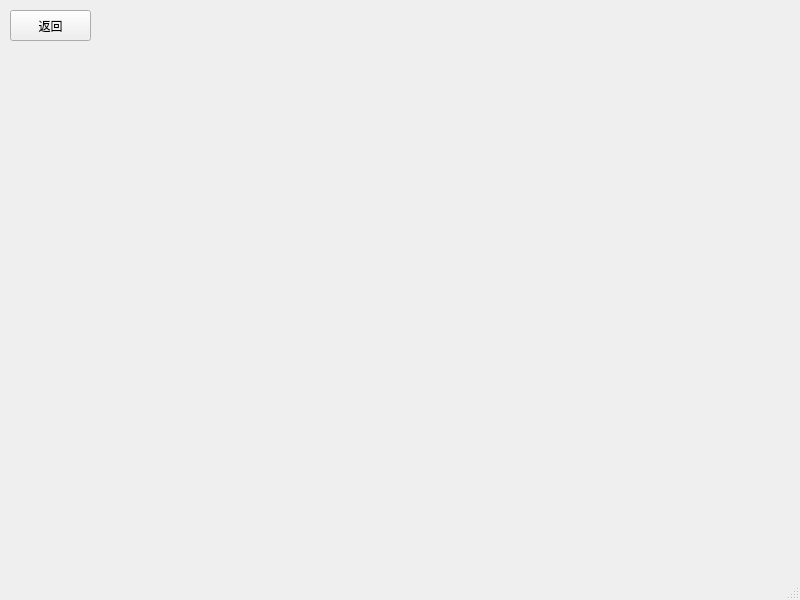
hjwforever/LinkGame, file set_ui.ui: the form before one commit.
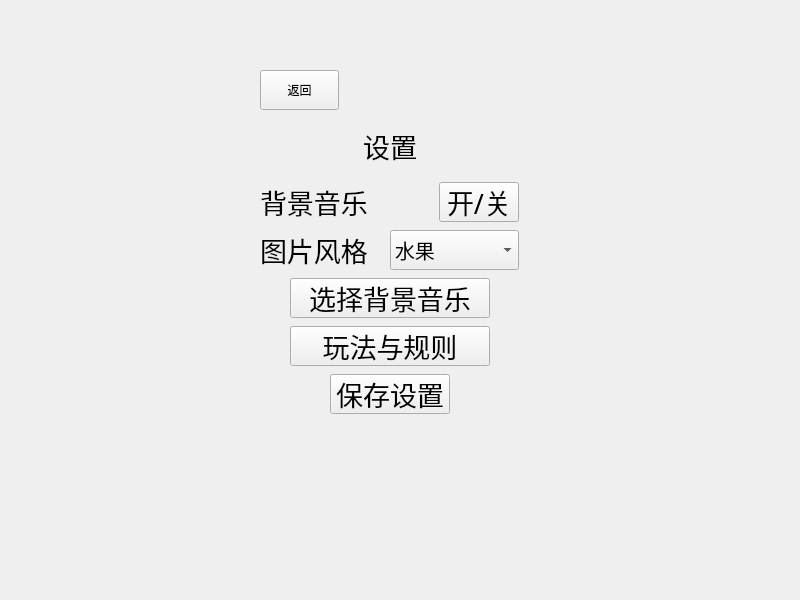
The form after the commit.

Commit message: 陈庆洋添加了  设置界面  的组件

```diff
--- a/set_ui.ui
+++ b/set_ui.ui
@@ -14,31 +14,463 @@
    <string>MainWindow</string>
   </property>
   <widget class="QWidget" name="centralwidget">
-   <widget class="QPushButton" name="returnButton">
+   <widget class="QWidget" name="">
     <property name="geometry">
      <rect>
-      <x>10</x>
-      <y>10</y>
-      <width>81</width>
-      <height>31</height>
+      <x>260</x>
+      <y>70</y>
+      <width>259</width>
+      <height>344</height>
      </rect>
     </property>
-    <property name="text">
-     <string>返回</string>
-    </property>
+    <layout class="QVBoxLayout" name="verticalLayout">
+     <property name="spacing">
+      <number>8</number>
+     </property>
+     <item>
+      <layout class="QHBoxLayout" name="horizontalLayout_7">
+       <property name="spacing">
+        <number>0</number>
+       </property>
+       <item>
+        <widget class="QPushButton" name="returnButton">
+         <property name="sizePolicy">
+          <sizepolicy hsizetype="Fixed" vsizetype="Fixed">
+           <horstretch>0</horstretch>
+           <verstretch>0</verstretch>
+          </sizepolicy>
+         </property>
+         <property name="minimumSize">
+          <size>
+           <width>60</width>
+           <height>40</height>
+          </size>
+         </property>
+         <property name="maximumSize">
+          <size>
+           <width>16777215</width>
+           <height>40</height>
+          </size>
+         </property>
+         <property name="text">
+          <string>返回</string>
+         </property>
+        </widget>
+       </item>
+       <item>
+        <spacer name="horizontalSpacer_10">
+         <property name="orientation">
+          <enum>Qt::Horizontal</enum>
+         </property>
+         <property name="sizeHint" stdset="0">
+          <size>
+           <width>180</width>
+           <height>40</height>
+          </size>
+         </property>
+        </spacer>
+       </item>
+      </layout>
+     </item>
+     <item>
+      <layout class="QHBoxLayout" name="horizontalLayout_6">
+       <property name="spacing">
+        <number>0</number>
+       </property>
+       <item>
+        <spacer name="horizontalSpacer_8">
+         <property name="orientation">
+          <enum>Qt::Horizontal</enum>
+         </property>
+         <property name="sizeHint" stdset="0">
+          <size>
+           <width>50</width>
+           <height>40</height>
+          </size>
+         </property>
+        </spacer>
+       </item>
+       <item>
+        <widget class="QLabel" name="set_label">
+         <property name="font">
+          <font>
+           <family>楷体</family>
+           <pointsize>20</pointsize>
+          </font>
+         </property>
+         <property name="text">
+          <string>设置</string>
+         </property>
+         <property name="alignment">
+          <set>Qt::AlignCenter</set>
+         </property>
+        </widget>
+       </item>
+       <item>
+        <spacer name="horizontalSpacer_9">
+         <property name="orientation">
+          <enum>Qt::Horizontal</enum>
+         </property>
+         <property name="sizeHint" stdset="0">
+          <size>
+           <width>50</width>
+           <height>40</height>
+          </size>
+         </property>
+        </spacer>
+       </item>
+      </layout>
+     </item>
+     <item>
+      <layout class="QHBoxLayout" name="horizontalLayout_4">
+       <property name="spacing">
+        <number>0</number>
+       </property>
+       <item>
+        <widget class="QLabel" name="BGM_label">
+         <property name="minimumSize">
+          <size>
+           <width>120</width>
+           <height>40</height>
+          </size>
+         </property>
+         <property name="maximumSize">
+          <size>
+           <width>16777215</width>
+           <height>40</height>
+          </size>
+         </property>
+         <property name="font">
+          <font>
+           <family>楷体</family>
+           <pointsize>20</pointsize>
+          </font>
+         </property>
+         <property name="text">
+          <string>背景音乐</string>
+         </property>
+        </widget>
+       </item>
+       <item>
+        <spacer name="horizontalSpacer_7">
+         <property name="orientation">
+          <enum>Qt::Horizontal</enum>
+         </property>
+         <property name="sizeHint" stdset="0">
+          <size>
+           <width>40</width>
+           <height>40</height>
+          </size>
+         </property>
+        </spacer>
+       </item>
+       <item>
+        <widget class="QPushButton" name="BGM_pushButton">
+         <property name="sizePolicy">
+          <sizepolicy hsizetype="Fixed" vsizetype="Fixed">
+           <horstretch>0</horstretch>
+           <verstretch>0</verstretch>
+          </sizepolicy>
+         </property>
+         <property name="minimumSize">
+          <size>
+           <width>80</width>
+           <height>40</height>
+          </size>
+         </property>
+         <property name="maximumSize">
+          <size>
+           <width>80</width>
+           <height>40</height>
+          </size>
+         </property>
+         <property name="font">
+          <font>
+           <family>楷体</family>
+           <pointsize>20</pointsize>
+          </font>
+         </property>
+         <property name="text">
+          <string>开/关</string>
+         </property>
+        </widget>
+       </item>
+      </layout>
+     </item>
+     <item>
+      <layout class="QHBoxLayout" name="horizontalLayout_5">
+       <property name="spacing">
+        <number>0</number>
+       </property>
+       <item>
+        <widget class="QLabel" name="image_style_label">
+         <property name="minimumSize">
+          <size>
+           <width>120</width>
+           <height>40</height>
+          </size>
+         </property>
+         <property name="maximumSize">
+          <size>
+           <width>16777215</width>
+           <height>40</height>
+          </size>
+         </property>
+         <property name="font">
+          <font>
+           <family>楷体</family>
+           <pointsize>20</pointsize>
+          </font>
+         </property>
+         <property name="text">
+          <string>图片风格</string>
+         </property>
+        </widget>
+       </item>
+       <item>
+        <widget class="QComboBox" name="comboBox">
+         <property name="minimumSize">
+          <size>
+           <width>120</width>
+           <height>40</height>
+          </size>
+         </property>
+         <property name="maximumSize">
+          <size>
+           <width>16777215</width>
+           <height>40</height>
+          </size>
+         </property>
+         <property name="font">
+          <font>
+           <family>楷体</family>
+           <pointsize>15</pointsize>
+          </font>
+         </property>
+         <item>
+          <property name="text">
+           <string>水果</string>
+          </property>
+         </item>
+         <item>
+          <property name="text">
+           <string>动物</string>
+          </property>
+         </item>
+         <item>
+          <property name="text">
+           <string>宝石</string>
+          </property>
+         </item>
+         <item>
+          <property name="text">
+           <string>人脸</string>
+          </property>
+         </item>
+         <item>
+          <property name="text">
+           <string>矿石</string>
+          </property>
+         </item>
+        </widget>
+       </item>
+      </layout>
+     </item>
+     <item>
+      <layout class="QHBoxLayout" name="horizontalLayout_3">
+       <property name="spacing">
+        <number>0</number>
+       </property>
+       <item>
+        <spacer name="horizontalSpacer">
+         <property name="orientation">
+          <enum>Qt::Horizontal</enum>
+         </property>
+         <property name="sizeHint" stdset="0">
+          <size>
+           <width>20</width>
+           <height>40</height>
+          </size>
+         </property>
+        </spacer>
+       </item>
+       <item>
+        <widget class="QPushButton" name="pushButton">
+         <property name="sizePolicy">
+          <sizepolicy hsizetype="Fixed" vsizetype="Fixed">
+           <horstretch>0</horstretch>
+           <verstretch>0</verstretch>
+          </sizepolicy>
+         </property>
+         <property name="minimumSize">
+          <size>
+           <width>200</width>
+           <height>40</height>
+          </size>
+         </property>
+         <property name="maximumSize">
+          <size>
+           <width>200</width>
+           <height>40</height>
+          </size>
+         </property>
+         <property name="font">
+          <font>
+           <family>楷体</family>
+           <pointsize>20</pointsize>
+          </font>
+         </property>
+         <property name="text">
+          <string>选择背景音乐</string>
+         </property>
+        </widget>
+       </item>
+       <item>
+        <spacer name="horizontalSpacer_4">
+         <property name="orientation">
+          <enum>Qt::Horizontal</enum>
+         </property>
+         <property name="sizeHint" stdset="0">
+          <size>
+           <width>20</width>
+           <height>40</height>
+          </size>
+         </property>
+        </spacer>
+       </item>
+      </layout>
+     </item>
+     <item>
+      <layout class="QHBoxLayout" name="horizontalLayout_2">
+       <property name="spacing">
+        <number>0</number>
+       </property>
+       <item>
+        <spacer name="horizontalSpacer_2">
+         <property name="orientation">
+          <enum>Qt::Horizontal</enum>
+         </property>
+         <property name="sizeHint" stdset="0">
+          <size>
+           <width>20</width>
+           <height>40</height>
+          </size>
+         </property>
+        </spacer>
+       </item>
+       <item>
+        <widget class="QPushButton" name="pushButton_2">
+         <property name="sizePolicy">
+          <sizepolicy hsizetype="Fixed" vsizetype="Fixed">
+           <horstretch>0</horstretch>
+           <verstretch>0</verstretch>
+          </sizepolicy>
+         </property>
+         <property name="minimumSize">
+          <size>
+           <width>200</width>
+           <height>40</height>
+          </size>
+         </property>
+         <property name="maximumSize">
+          <size>
+           <width>200</width>
+           <height>40</height>
+          </size>
+         </property>
+         <property name="font">
+          <font>
+           <family>楷体</family>
+           <pointsize>20</pointsize>
+          </font>
+         </property>
+         <property name="text">
+          <string>玩法与规则</string>
+         </property>
+        </widget>
+       </item>
+       <item>
+        <spacer name="horizontalSpacer_3">
+         <property name="orientation">
+          <enum>Qt::Horizontal</enum>
+         </property>
+         <property name="sizeHint" stdset="0">
+          <size>
+           <width>20</width>
+           <height>40</height>
+          </size>
+         </property>
+        </spacer>
+       </item>
+      </layout>
+     </item>
+     <item>
+      <layout class="QHBoxLayout" name="horizontalLayout">
+       <property name="spacing">
+        <number>0</number>
+       </property>
+       <item>
+        <spacer name="horizontalSpacer_5">
+         <property name="orientation">
+          <enum>Qt::Horizontal</enum>
+         </property>
+         <property name="sizeHint" stdset="0">
+          <size>
+           <width>60</width>
+           <height>40</height>
+          </size>
+         </property>
+        </spacer>
+       </item>
+       <item>
+        <widget class="QPushButton" name="pushButton_3">
+         <property name="sizePolicy">
+          <sizepolicy hsizetype="Fixed" vsizetype="Fixed">
+           <horstretch>0</horstretch>
+           <verstretch>0</verstretch>
+          </sizepolicy>
+         </property>
+         <property name="minimumSize">
+          <size>
+           <width>120</width>
+           <height>40</height>
+          </size>
+         </property>
+         <property name="maximumSize">
+          <size>
+           <width>120</width>
+           <height>40</height>
+          </size>
+         </property>
+         <property name="font">
+          <font>
+           <family>楷体</family>
+           <pointsize>20</pointsize>
+          </font>
+         </property>
+         <property name="text">
+          <string>保存设置</string>
+         </property>
+        </widget>
+       </item>
+       <item>
+        <spacer name="horizontalSpacer_6">
+         <property name="orientation">
+          <enum>Qt::Horizontal</enum>
+         </property>
+         <property name="sizeHint" stdset="0">
+          <size>
+           <width>60</width>
+           <height>40</height>
+          </size>
+         </property>
+        </spacer>
+       </item>
+      </layout>
+     </item>
+    </layout>
    </widget>
   </widget>
-  <widget class="QMenuBar" name="menubar">
-   <property name="geometry">
-    <rect>
-     <x>0</x>
-     <y>0</y>
-     <width>800</width>
-     <height>26</height>
-    </rect>
-   </property>
-  </widget>
-  <widget class="QStatusBar" name="statusbar"/>
  </widget>
  <resources/>
  <connections/>
```
